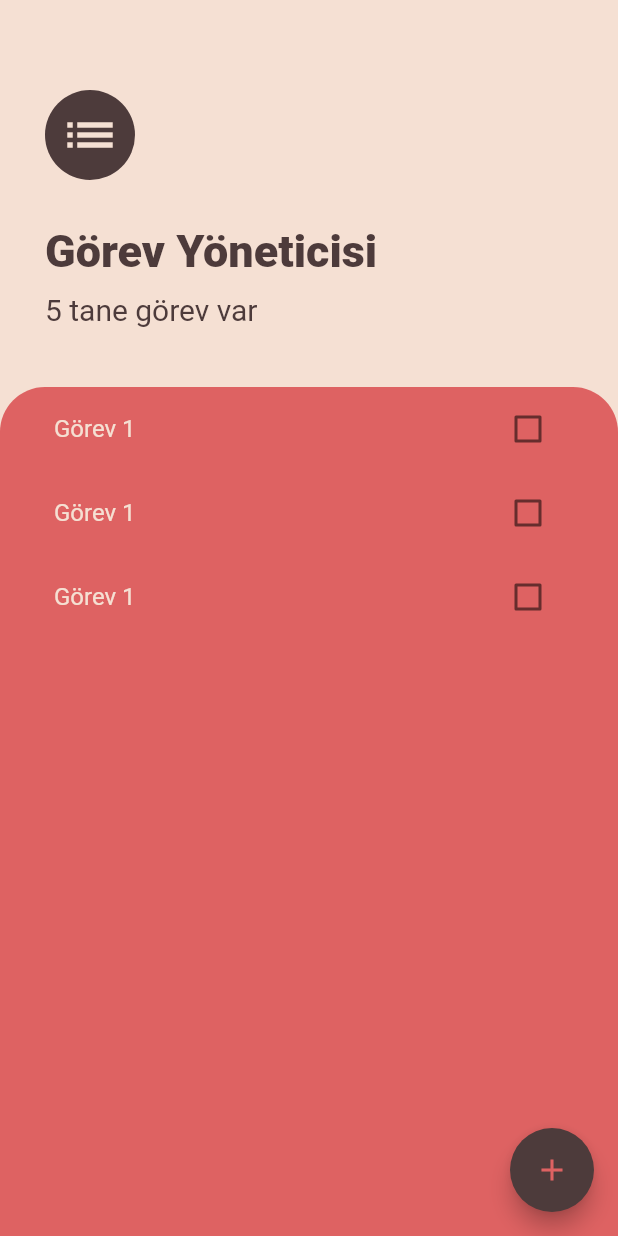
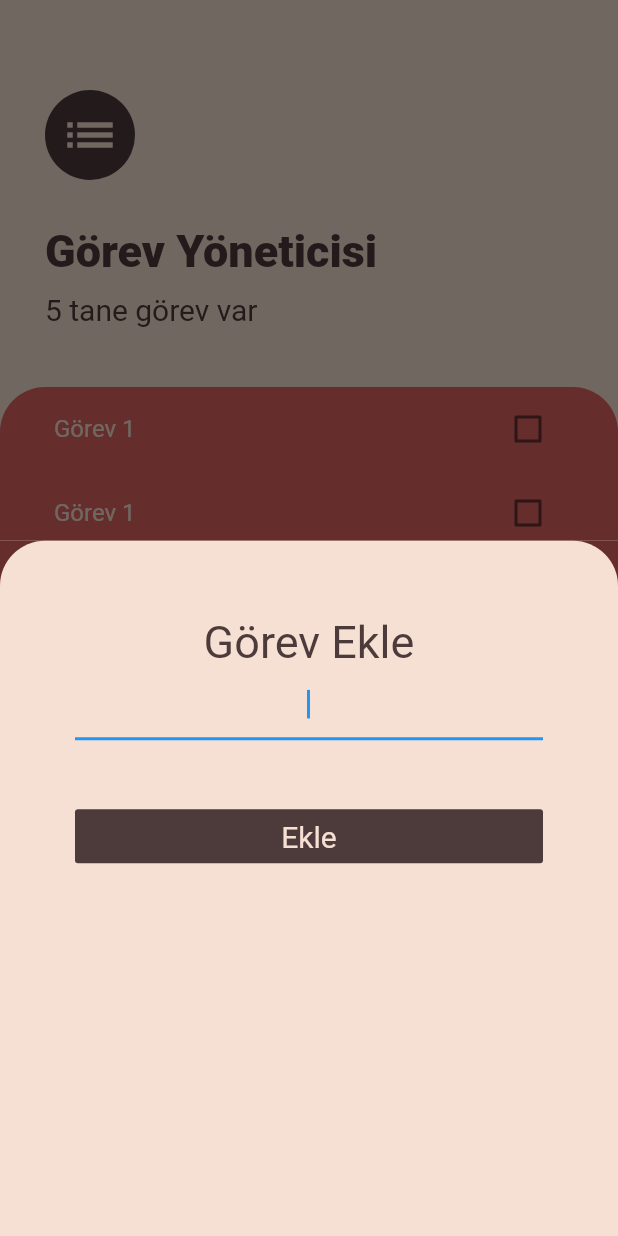
Before and after one commit to emralyilmaz/training38_gorev_listesi_app, a Flutter app: the screen it shows after launch, after a tap on the "add" icon, on a phone screen of 412 x 824 dp. Run offline on Flutter 3.47's test engine with Material 2 defaults, Android fonts, the phone set to English and light mode, and no system bars.

Commit message:
Görev Ekleme Ekran Tasarımı

```diff
--- /dev/null
+++ b/lib/pages/gorevler_add.dart
@@ -0,0 +1,47 @@
+import 'package:flutter/material.dart';
+
+class GorevEkle extends StatelessWidget {
+  @override
+  Widget build(BuildContext context) {
+    return Container(
+      color: Color.fromRGBO(102, 45, 45, 1),
+      child: Container(
+        padding: EdgeInsets.all(50),
+        decoration: BoxDecoration(
+            color: Color.fromRGBO(245, 224, 211, 1),
+            borderRadius: BorderRadius.only(
+              topLeft: Radius.circular(30),
+              topRight: Radius.circular(30),
+            )),
+        child: Column(
+          crossAxisAlignment: CrossAxisAlignment.stretch,
+          children: [
+            Text(
+              "Görev Ekle",
+              textAlign: TextAlign.center,
+              style:
+                  TextStyle(fontSize: 30, color: Color.fromRGBO(77, 59, 59, 1)),
+            ),
+            TextField(
+              autofocus: true,
+              textAlign: TextAlign.center,
+            ),
+            SizedBox(
+              height: 40,
+            ),
+            FlatButton(
+                color: Color.fromRGBO(77, 59, 59, 1),
+                onPressed: () {},
+                child: Text(
+                  "Ekle",
+                  style: TextStyle(
+                      color: Color.fromRGBO(245, 224, 211, 1),
+                      fontSize: 20,
+                      fontWeight: FontWeight.normal),
+                ))
+          ],
+        ),
+      ),
+    );
+  }
+}
--- a/lib/pages/gorevler_ekran.dart
+++ b/lib/pages/gorevler_ekran.dart
@@ -1,13 +1,26 @@
 import 'package:flutter/material.dart';
+import 'package:training38_gorev_listesi_app/pages/gorevler_add.dart';
 import 'package:training38_gorev_listesi_app/pages/gorevler_list.dart';
+import 'package:training38_gorev_listesi_app/pages/gorevler_add.dart';
 
 class GorevlerEkran extends StatelessWidget {
+  // Widget buildModalSheet(BuildContext context) {
+  //   return Container(
+  //     child: Center(
+  //       child: Text("Modal Sheet"),
+  //     ),
+  //   );
+  // }
+
   @override
   Widget build(BuildContext context) {
     return Scaffold(
       backgroundColor: Color.fromRGBO(245, 224, 211, 1),
       floatingActionButton: FloatingActionButton(
-        onPressed: () {},
+        onPressed: () {
+          showModalBottomSheet(
+              context: context, builder: (context) => GorevEkle());
+        },
         child: Icon(
           Icons.add,
           color: Color.fromRGBO(222, 98, 98, 1),
```
